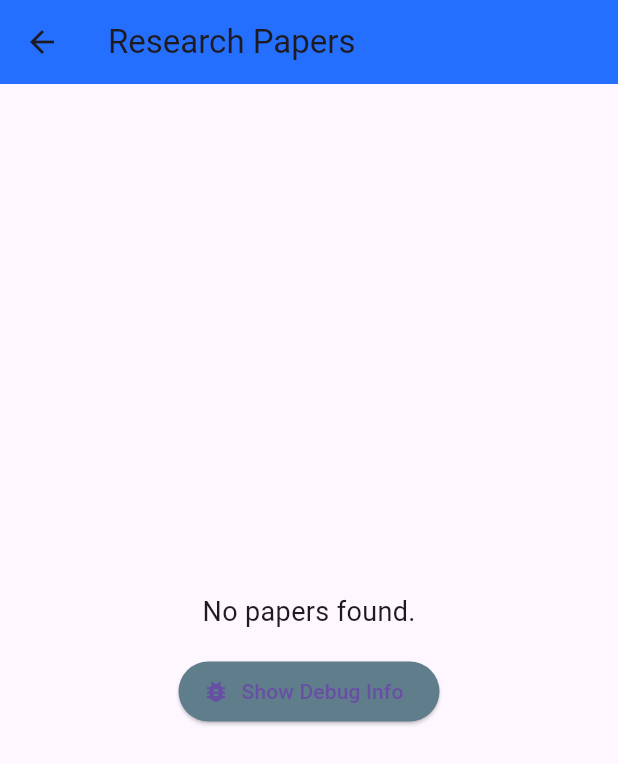
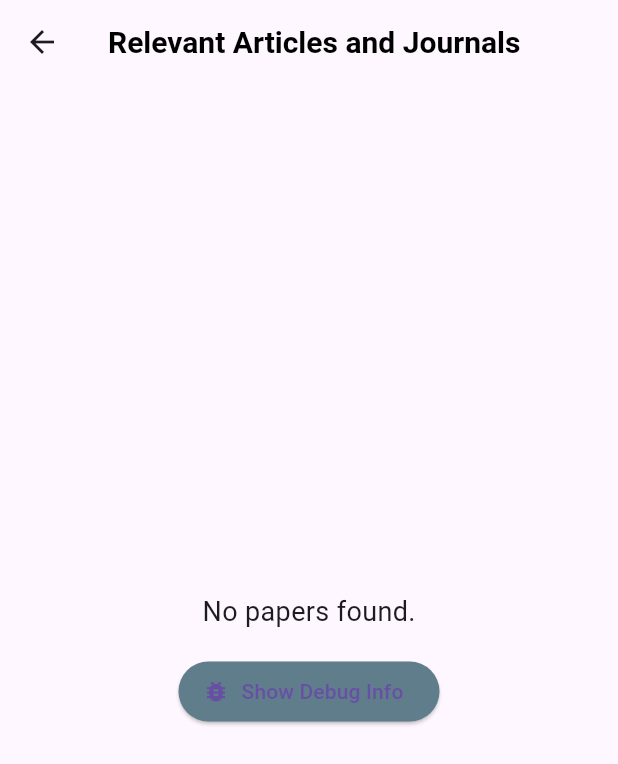
Before and after one commit to alantan493/flutter_affectry, a Flutter app: the ArticlesPage screen opened directly, on a phone screen of 412 x 824 dp. Shown: the top 764 px of the screen. Run offline on Flutter 3.47's test engine with Material 3 defaults, Android fonts, the phone set to English and light mode, and no system bars; our stand-ins replace cloud_firestore, firebase_auth, firebase_core, firebase_storage, flutter_svg, image_picker and 1 more; accounts and stored records are empty.

Commit message:
Slight UI changes to appBar

```diff
--- a/lib/pages/articles_page.dart
+++ b/lib/pages/articles_page.dart
@@ -45,8 +45,17 @@ class ArticlesPage extends StatelessWidget {
   Widget build(BuildContext context) {
     return Scaffold(
       appBar: AppBar(
-        title: const Text("Research Papers"),
-        backgroundColor: const Color(0xff256fff),
+        title: const Text(
+          'Relevant Articles and Journals',
+          style: TextStyle(
+            color: Colors.black,
+            fontSize: 20,
+            fontWeight: FontWeight.bold,
+          ),
+        ),
+        backgroundColor: const Color.fromARGB(0, 0, 0, 0),
+        elevation: 0,
+        centerTitle: true,
       ),
       body: Padding(
         padding: const EdgeInsets.all(16.0),
--- a/lib/pages/home.dart
+++ b/lib/pages/home.dart
@@ -16,7 +16,7 @@ class HomePage extends StatelessWidget {
           'Journal App',
           style: TextStyle(
             color: Colors.black,
-            fontSize: 18,
+            fontSize: 20,
             fontWeight: FontWeight.bold,
           ),
         ),
--- a/lib/pages/journal_entry_page.dart
+++ b/lib/pages/journal_entry_page.dart
@@ -227,8 +227,8 @@ class _JournalEntryPageState extends State<JournalEntryPage> {
       backgroundColor: Colors.white,
       appBar: AppBar(
         title: const Text(
-          'Journal Entry',
-          style: TextStyle(color: Colors.black, fontSize: 18, fontWeight: FontWeight.bold),
+          'New Journal Entry',
+          style: TextStyle(color: Colors.black, fontSize: 20, fontWeight: FontWeight.bold),
         ),
         backgroundColor: Colors.transparent,
         elevation: 0,
```
Also changed, not shown: lib/pages/calendar_logbook.dart (+11 -1 lines), lib/pages/data_analysis_page.dart (+12 -3 lines).
